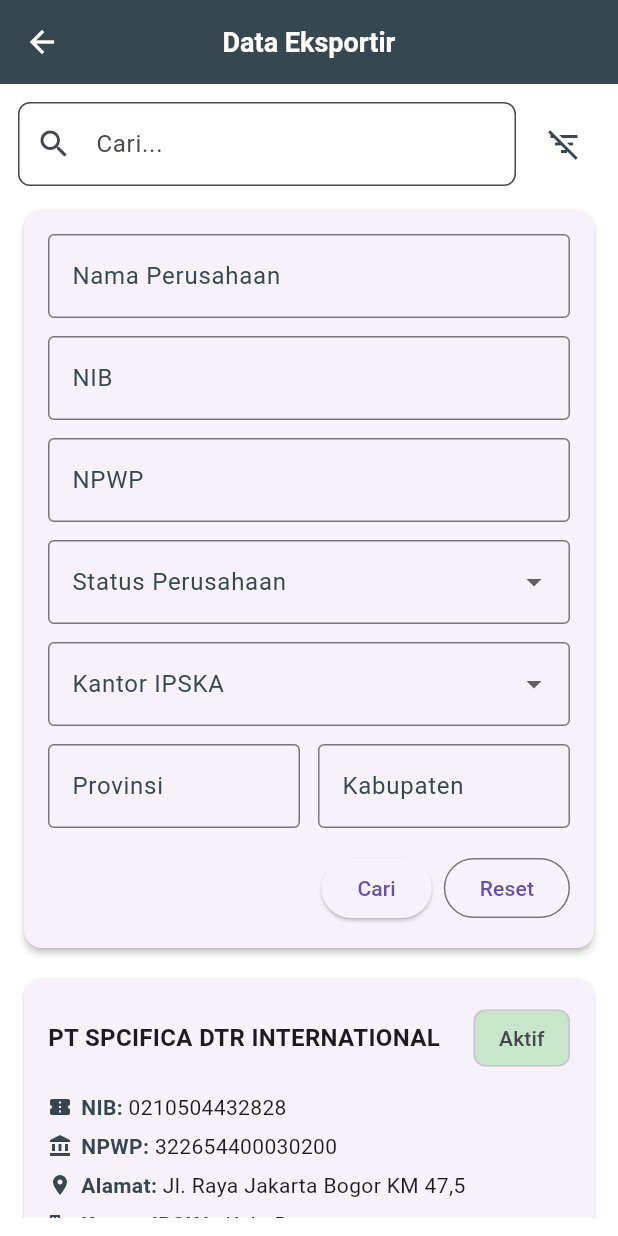
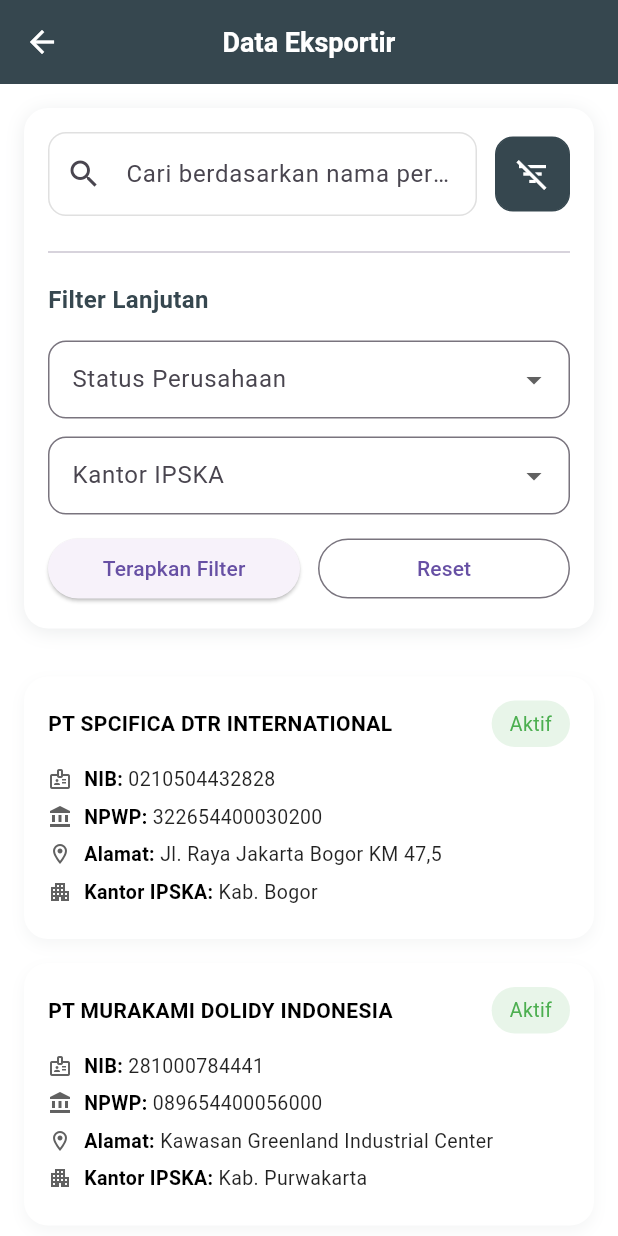
Before and after one commit to akhmdr/ska-mobile, a Flutter app: the DataEksportirPage screen opened directly, after a tap on the "filter list" icon, after a tap on "Reset", on a phone screen of 412 x 824 dp. Run offline on Flutter 3.47's test engine with Material 3 defaults, Android fonts, the phone set to English and light mode, and no system bars; our stand-ins replace carousel_slider, youtube_player_flutter; accounts and stored records are empty.

Commit message:
data eksportir non detail

```diff
--- a/lib/modules/eksportir/data_eksportir_page.dart
+++ b/lib/modules/eksportir/data_eksportir_page.dart
@@ -1,8 +1,6 @@
 import 'package:flutter/material.dart';
 import 'package:ska_mobile/core/theme/app_theme.dart';
 import 'package:ska_mobile/core/widgets/custom_app_bar.dart';
-import '../../data/eksportir/data_eksportir_dummy.dart';
-import 'detail_eksportir_page.dart';
 
 class DataEksportirPage extends StatefulWidget {
   const DataEksportirPage({super.key});
@@ -12,300 +10,231 @@ class DataEksportirPage extends StatefulWidget {
 }
 
 class _DataEksportirPageState extends State<DataEksportirPage> {
-  final TextEditingController _namaPerusahaanController =
-      TextEditingController();
   final TextEditingController _searchController = TextEditingController();
-  List<Map<String, String>> filteredEksportirList = [];
-  bool isLoading = false;
+  bool _isFilterExpanded = false;
 
-  String? _selectedStatus;
-  String? _selectedKantor;
-  bool _showAdvancedFilter = false;
+  final List<Map<String, String>> _data = [
+    {
+      'nama': 'PT SPCIFICA DTR INTERNATIONAL',
+      'nib': '0210504432828',
+      'npwp': '322654400030200',
+      'alamat': 'Jl. Raya Jakarta Bogor KM 47,5',
+      'kantor': 'Kab. Bogor',
+      'status': 'Aktif',
+    },
+    {
+      'nama': 'PT MURAKAMI DOLIDY INDONESIA',
+      'nib': '281000784441',
+      'npwp': '089654400056000',
+      'alamat': 'Kawasan Greenland Industrial Center',
+      'kantor': 'Kab. Purwakarta',
+      'status': 'Aktif',
+    },
+  ];
 
-  @override
-  void initState() {
-    super.initState();
-    filteredEksportirList = List<Map<String, String>>.from(dummyEksportirList);
-    _namaPerusahaanController.addListener(_filterList);
+  String? _filterStatus;
+  String? _filterKantor;
+
+  void _toggleFilter() {
+    setState(() {
+      _isFilterExpanded = !_isFilterExpanded;
+    });
+  }
+
+  void _resetFilters() {
+    setState(() {
+      _searchController.clear();
+      _filterStatus = null;
+      _filterKantor = null;
+    });
   }
 
   @override
-  void dispose() {
-    _namaPerusahaanController.removeListener(_filterList);
-    _namaPerusahaanController.dispose();
-    _searchController.dispose();
-    super.dispose();
-  }
-
-  void _filterList() {
-    final query = _namaPerusahaanController.text.toLowerCase();
-    setState(() {
-      filteredEksportirList =
-          dummyEksportirList.where((eks) {
-            final perusahaan = (eks["perusahaan"] ?? "").toLowerCase();
-            return perusahaan.contains(query);
-          }).toList();
-    });
-  }
-
-  void _onSearchPressed() {
-    if (filteredEksportirList.isEmpty) {
-      ScaffoldMessenger.of(
-        context,
-      ).showSnackBar(const SnackBar(content: Text('Data tidak ditemukan')));
-    }
-  }
-
-  void _onResetPressed() {
-    _namaPerusahaanController.clear();
-    setState(() {
-      filteredEksportirList = List<Map<String, String>>.from(
-        dummyEksportirList,
-      );
-      _selectedStatus = null;
-      _selectedKantor = null;
-    });
-  }
-
-  Widget _buildDetailItem(String label, String value, IconData icon) {
-    return Row(
+  Widget build(BuildContext context) {
+    return Scaffold(
+      appBar: const CustomAppBar(title: 'Data Eksportir'),
+      backgroundColor: AppTheme.backgroundColor,
+      body: Column(
         children: [
-        Icon(icon, size: 16, color: AppTheme.primaryColor),
-        const SizedBox(width: 6),
-        Text(
-          "$label: ",
-          style: TextStyle(
-            fontWeight: FontWeight.bold,
-            color: AppTheme.primaryColor,
-          ),
-        ),
+          _buildSearchAndFilter(),
           Expanded(
-          child: Text(
-            value,
-            style: const TextStyle(fontWeight: FontWeight.normal),
-            overflow: TextOverflow.ellipsis,
-          ),
+            child: ListView.builder(
+              padding: const EdgeInsets.all(16),
+              itemCount: _data.length,
+              itemBuilder: (context, index) {
+                final e = _data[index];
+                return GestureDetector(
+                  onTap: () {
+                    Navigator.pushNamed(context, '/detail-eksportir', arguments: e);
+                  },
+                  child: Container(
+                    margin: const EdgeInsets.only(bottom: 16),
+                    padding: const EdgeInsets.all(16),
+                    decoration: BoxDecoration(
+                      color: AppTheme.whiteColor,
+                      borderRadius: BorderRadius.circular(16),
+                      boxShadow: [
+                        BoxShadow(
+                          color: AppTheme.primaryColor.withOpacity(0.05),
+                          blurRadius: 8,
+                          offset: const Offset(0, 4),
                         ),
                       ],
-    );
-  }
-
-  Widget _buildEksportirCard(Map<String, String> eks) {
-    return Card(
-      shape: RoundedRectangleBorder(
-        borderRadius: BorderRadius.circular(12),
                     ),
-      child: InkWell(
-        onTap: () {
-          Navigator.push(
-            context,
-            MaterialPageRoute(
-              builder: (_) => DetailEksportirPage(
-                perusahaan: eks["perusahaan"] ?? "",
-                nib: eks["nib"] ?? "",
-                npwp: eks["npwp"] ?? "",
-                alamat: eks["alamat"] ?? "",
-                kantor: eks["kantor"] ?? "",
-                status: eks["status"] ?? "",
-              ),
-            ),
-          );
-        },
-        child: Padding(
-          padding: const EdgeInsets.all(16),
                     child: Column(
                       crossAxisAlignment: CrossAxisAlignment.start,
                       children: [
                         Row(
                           children: [
-                  Expanded(
+                            Expanded(child: Text(e['nama']!, style: AppTheme.textBold14)),
+                            Container(
+                              padding: const EdgeInsets.symmetric(horizontal: 12, vertical: 6),
+                              decoration: BoxDecoration(
+                                color: Colors.green.shade50,
+                                borderRadius: BorderRadius.circular(20),
+                              ),
                               child: Text(
-                      eks["perusahaan"] ?? "",
-                      style: const TextStyle(
-                        fontWeight: FontWeight.bold,
-                        fontSize: 16,
+                                e['status']!,
+                                style: AppTheme.textRegular13.copyWith(color: Colors.green),
                               ),
-                    ),
-                  ),
-                  Chip(
-                    label: Text(eks["status"] ?? ""),
-                    backgroundColor: Colors.green[100],
                             ),
                           ],
                         ),
                         const SizedBox(height: 12),
-              _buildDetailItem("NIB", eks["nib"] ?? "", Icons.confirmation_number),
-              const SizedBox(height: 6),
-              _buildDetailItem("NPWP", eks["npwp"] ?? "", Icons.account_balance),
-              const SizedBox(height: 6),
-              _buildDetailItem("Alamat", eks["alamat"] ?? "", Icons.location_on),
-              const SizedBox(height: 6),
-              _buildDetailItem("Kantor IPSKA", eks["kantor"] ?? "", Icons.business),
+                        _buildInfoRow(Icons.badge_outlined, 'NIB', e['nib']!),
+                        _buildInfoRow(Icons.account_balance, 'NPWP', e['npwp']!),
+                        _buildInfoRow(Icons.location_on_outlined, 'Alamat', e['alamat']!),
+                        _buildInfoRow(Icons.apartment, 'Kantor IPSKA', e['kantor']!),
                       ],
                     ),
                   ),
+                );
+              },
+            ),
+          ),
+        ],
       ),
     );
   }
 
-  @override
-  Widget build(BuildContext context) {
-    return Scaffold(
-      backgroundColor: AppTheme.backgroundColor,
-      appBar: CustomAppBar(title: "Data Eksportir"),
-      body: Padding(
-        padding: const EdgeInsets.all(12),
+  Widget _buildSearchAndFilter() {
+    return Container(
+      margin: const EdgeInsets.all(16),
+      decoration: BoxDecoration(
+        color: AppTheme.backgroundColor,
+        borderRadius: BorderRadius.circular(16),
+        boxShadow: [
+          BoxShadow(
+            color: AppTheme.primaryColor.withOpacity(0.1),
+            blurRadius: 10,
+            offset: const Offset(0, 2),
+          ),
+        ],
+      ),
       child: Column(
         children: [
-            Row(
+          // Search bar
+          Padding(
+            padding: const EdgeInsets.all(16),
+            child: Row(
               children: [
                 Expanded(
                   child: TextField(
                     controller: _searchController,
+                    onChanged: (_) {},
                     decoration: InputDecoration(
-                      hintText: "Cari...",
+                      hintText: 'Cari berdasarkan nama perusahaan...',
                       prefixIcon: const Icon(Icons.search),
                       border: OutlineInputBorder(
-                        borderRadius: BorderRadius.circular(8),
+                        borderRadius: BorderRadius.circular(12),
+                        borderSide: BorderSide(color: Colors.grey[300]!),
                       ),
-                      filled: true,
-                      fillColor: Colors.white,
+                      enabledBorder: OutlineInputBorder(
+                        borderRadius: BorderRadius.circular(12),
+                        borderSide: BorderSide(color: Colors.grey[300]!),
                       ),
-                    onChanged: (value) {
-                      setState(() {
-                        _namaPerusahaanController.text = value;
-                      });
-                    },
+                      focusedBorder: OutlineInputBorder(
+                        borderRadius: BorderRadius.circular(12),
+                        borderSide: const BorderSide(
+                          color: AppTheme.primaryColor,
+                          width: 2,
                         ),
                       ),
-                const SizedBox(width: 8),
-                IconButton(
+                    ),
+                  ),
+                ),
+                const SizedBox(width: 12),
+                Container(
+                  decoration: BoxDecoration(
+                    color: _isFilterExpanded ? AppTheme.primaryColor : AppTheme.whiteColor,
+                    borderRadius: BorderRadius.circular(12),
+                    border: Border.all(
+                      color: _isFilterExpanded
+                          ? AppTheme.primaryColor
+                          : Colors.grey[300]!,
+                    ),
+                  ),
+                  child: IconButton(
                     icon: Icon(
-                    _showAdvancedFilter ? Icons.filter_list_off : Icons.filter_list,
-                    color: AppTheme.primaryColor,
+                      _isFilterExpanded ? Icons.filter_list_off : Icons.filter_list,
+                      color: _isFilterExpanded
+                          ? Colors.white
+                          : AppTheme.primaryColor,
                     ),
-                  onPressed: () {
-                    setState(() {
-                      _showAdvancedFilter = !_showAdvancedFilter;
-                    });
-                  },
+                    onPressed: _toggleFilter,
+                  ),
                 ),
               ],
             ),
+          ),
+
+          // Expandable filters
+          AnimatedContainer(
+            duration: const Duration(milliseconds: 300),
+            height: _isFilterExpanded ? null : 0,
+            child: AnimatedOpacity(
+              duration: const Duration(milliseconds: 300),
+              opacity: _isFilterExpanded ? 1.0 : 0.0,
+              child: Padding(
+                padding: const EdgeInsets.fromLTRB(16, 0, 16, 16),
+                child: Column(
+                  crossAxisAlignment: CrossAxisAlignment.start,
+                  children: [
+                    const Divider(),
                     const SizedBox(height: 12),
-            Visibility(
-              visible: _showAdvancedFilter,
-              child: Card(
-                elevation: 2,
-                child: Padding(
-                  padding: const EdgeInsets.all(16),
-                  child: Column(
-                    children: [
-                      TextFormField(
-                        controller: _namaPerusahaanController,
-                        decoration: InputDecoration(
-                          labelText: "Nama Perusahaan",
-                          labelStyle: TextStyle(color: AppTheme.primaryColor),
-                          border: const OutlineInputBorder(),
+                    const Text(
+                      'Filter Lanjutan',
+                      style: TextStyle(
+                        fontSize: 16,
+                        fontWeight: FontWeight.w600,
+                        color: AppTheme.primaryColor,
                       ),
                     ),
+                    const SizedBox(height: 16),
+                    _buildDropdown('Status Perusahaan', ['Aktif', 'Tidak Aktif'], _filterStatus,
+                        (val) => setState(() => _filterStatus = val)),
                     const SizedBox(height: 12),
-                      TextFormField(
-                        decoration: InputDecoration(
-                          labelText: "NIB",
-                          labelStyle: TextStyle(color: AppTheme.primaryColor),
-                          border: const OutlineInputBorder(),
-                        ),
-                      ),
-                      const SizedBox(height: 12),
-                      TextFormField(
-                        decoration: InputDecoration(
-                          labelText: "NPWP",
-                          labelStyle: TextStyle(color: AppTheme.primaryColor),
-                          border: const OutlineInputBorder(),
-                        ),
-                      ),
-                      const SizedBox(height: 12),
-                      DropdownButtonFormField<String>(
-                        value: _selectedStatus,
-                        decoration: InputDecoration(
-                          labelText: "Status Perusahaan",
-                          labelStyle: TextStyle(color: AppTheme.primaryColor),
-                          border: const OutlineInputBorder(),
-                        ),
-                        items: const [
-                          DropdownMenuItem(value: "Aktif", child: Text("Aktif")),
-                          DropdownMenuItem(
-                            value: "Tidak Aktif",
-                            child: Text("Tidak Aktif"),
-                          ),
-                        ],
-                        onChanged: (value) {
-                          setState(() {
-                            _selectedStatus = value;
-                          });
-                        },
-                      ),
-                      const SizedBox(height: 12),
-                      DropdownButtonFormField<String>(
-                        value: _selectedKantor,
-                        decoration: InputDecoration(
-                          labelText: "Kantor IPSKA",
-                          labelStyle: TextStyle(color: AppTheme.primaryColor),
-                          border: const OutlineInputBorder(),
-                        ),
-                        items: const [
-                          DropdownMenuItem(
-                            value: "Kab. Bogor",
-                            child: Text("Kab. Bogor"),
-                          ),
-                        ],
-                        onChanged: (value) {
-                          setState(() {
-                            _selectedKantor = value;
-                          });
-                        },
-                      ),
+                    _buildDropdown('Kantor IPSKA', ['Kab. Bogor', 'Kab. Purwakarta'],
+                        _filterKantor, (val) => setState(() => _filterKantor = val)),
                     const SizedBox(height: 12),
                     Row(
                       children: [
                         Expanded(
-                            child: TextFormField(
-                              decoration: InputDecoration(
-                                labelText: "Provinsi",
-                                labelStyle: TextStyle(
-                                  color: AppTheme.primaryColor,
-                                ),
-                                border: const OutlineInputBorder(),
-                              ),
+                          child: ElevatedButton(
+                            onPressed: () {
+                              ScaffoldMessenger.of(context).showSnackBar(
+                                const SnackBar(content: Text('Filter diterapkan')),
+                              );
+                            },
+                            child: const Text('Terapkan Filter'),
                           ),
                         ),
                         const SizedBox(width: 12),
                         Expanded(
-                            child: TextFormField(
-                              decoration: InputDecoration(
-                                labelText: "Kabupaten",
-                                labelStyle: TextStyle(
-                                  color: AppTheme.primaryColor,
+                          child: OutlinedButton(
+                            onPressed: _resetFilters,
+                            child: const Text('Reset'),
                           ),
-                                border: const OutlineInputBorder(),
-                              ),
-                            ),
-                          ),
-                        ],
-                      ),
-                      const SizedBox(height: 16),
-                      Row(
-                        mainAxisAlignment: MainAxisAlignment.end,
-                        children: [
-                          ElevatedButton(
-                            onPressed: _onSearchPressed,
-                            child: const Text("Cari"),
-                          ),
-                          const SizedBox(width: 8),
-                          OutlinedButton(
-                            onPressed: _onResetPressed,
-                            child: const Text("Reset"),
                         ),
                       ],
                     ),
@@ -314,23 +243,35 @@ class _DataEksportirPageState extends State<DataEksportirPage> {
               ),
             ),
           ),
-            const SizedBox(height: 12),
-            Expanded(
-              child:
-                  isLoading
-                      ? const Center(child: CircularProgressIndicator())
-                      : filteredEksportirList.isEmpty
-                      ? const Center(child: Text("Tidak ditemukan"))
-                      : ListView.builder(
-                        itemCount: filteredEksportirList.length,
-                        itemBuilder: (context, index) {
-                          final eks = filteredEksportirList[index];
-                          return _buildEksportirCard(eks);
-                        },
-                      ),
-            ),
         ],
       ),
+    );
+  }
+
+  Widget _buildDropdown(
+      String label, List<String> items, String? selected, Function(String?) onChanged) {
+    return DropdownButtonFormField<String>(
+      value: selected,
+      decoration: InputDecoration(
+        labelText: label,
+        border: OutlineInputBorder(borderRadius: BorderRadius.circular(12)),
+        contentPadding: const EdgeInsets.symmetric(horizontal: 12, vertical: 14),
+      ),
+      items: items.map((item) => DropdownMenuItem(value: item, child: Text(item))).toList(),
+      onChanged: onChanged,
+    );
+  }
+
+  Widget _buildInfoRow(IconData icon, String label, String value) {
+    return Padding(
+      padding: const EdgeInsets.only(bottom: 6),
+      child: Row(
+        children: [
+          Icon(icon, size: 16, color: Colors.grey.shade700),
+          const SizedBox(width: 8),
+          Text('$label: ', style: AppTheme.textBold13),
+          Expanded(child: Text(value, style: AppTheme.textRegular13)),
+        ],
       ),
     );
   }
```
Lines whose indentation alone changed are shown as unchanged.
